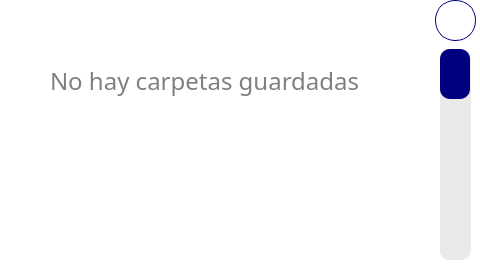
Giocerz/water_quality_rpi, file src/views/Folders_view.ui: the form before one commit.
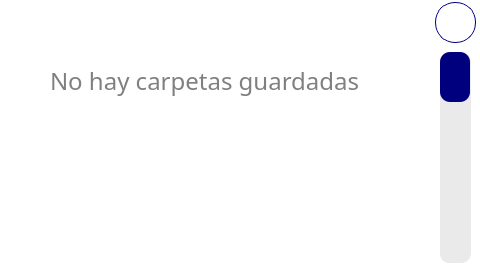
The form after the commit.

```diff
--- a/src/views/Folders_view.ui
+++ b/src/views/Folders_view.ui
@@ -25,7 +25,7 @@
     <property name="geometry">
      <rect>
       <x>435</x>
-      <y>0</y>
+      <y>2</y>
       <width>41</width>
       <height>41</height>
      </rect>
@@ -79,7 +79,7 @@
     <property name="geometry">
      <rect>
       <x>440</x>
-      <y>49</y>
+      <y>52</y>
       <width>31</width>
       <height>211</height>
      </rect>
```
Left out of the diff: 4 changed lines with no effect on the pictures.
